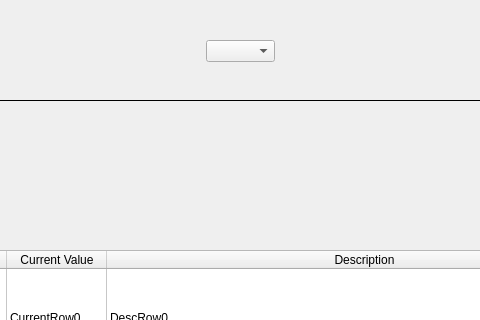
tobspr/RenderPipeline, file Toolkit/PluginConfigurator/ui/main_window.ui: the form before one commit; both pictures show x 524 to 1004 and y 0 to 320 of the 1200 by 800 pixel window.
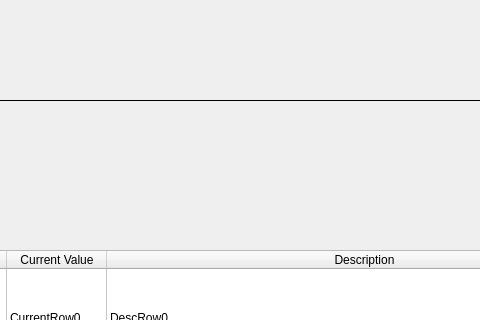
The form after the commit. Icons and pictures are not drawn.

```diff
--- a/Toolkit/PluginConfigurator/ui/main_window.ui
+++ b/Toolkit/PluginConfigurator/ui/main_window.ui
@@ -368,16 +368,6 @@
      </item>
     </widget>
    </widget>
-   <widget class="QComboBox" name="comboBox">
-    <property name="geometry">
-     <rect>
-      <x>730</x>
-      <y>40</y>
-      <width>69</width>
-      <height>22</height>
-     </rect>
-    </property>
-   </widget>
    <zorder>lst_plugins</zorder>
    <zorder>label</zorder>
    <zorder>frame_details</zorder>
```
Left out of the diff: 3 changed lines with no effect on the pictures.
